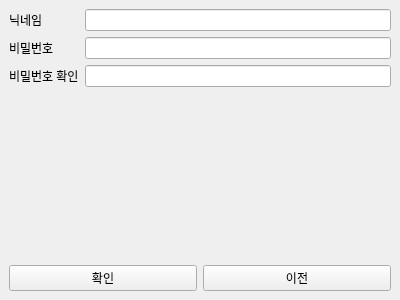
The window that Client/Client/signup.ui (kauzue/Shop_cpp) describes before a commit, drawn with Qt 5.
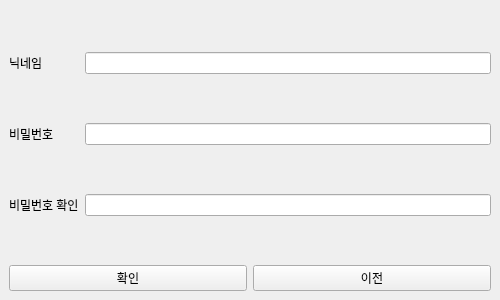
The same window after the commit.

```diff
--- a/Client/Client/signup.ui
+++ b/Client/Client/signup.ui
@@ -6,7 +6,7 @@
 			<rect>
 				<x>0</x>
 				<y>0</y>
-				<width>400</width>
+    <width>500</width>
 				<height>300</height>
 			</rect>
 		</property>
@@ -19,16 +19,35 @@
 					<layout class="QFormLayout" name="formLayout">
 						<item row="0" column="0">
 							<widget class="QLabel" name="labelNickname">
+        <property name="sizePolicy">
+         <sizepolicy hsizetype="Expanding" vsizetype="Expanding">
+          <horstretch>0</horstretch>
+          <verstretch>0</verstretch>
+         </sizepolicy>
+        </property>
 								<property name="text">
 									<string>닉네임</string>
 								</property>
 							</widget>
 						</item>
 						<item row="0" column="1">
-							<widget class="QLineEdit" name="nicknameEdit"/>
+       <widget class="QLineEdit" name="nicknameEdit">
+        <property name="sizePolicy">
+         <sizepolicy hsizetype="Expanding" vsizetype="Maximum">
+          <horstretch>0</horstretch>
+          <verstretch>0</verstretch>
+         </sizepolicy>
+        </property>
+       </widget>
 						</item>
 						<item row="1" column="0">
 							<widget class="QLabel" name="labelPassword">
+        <property name="sizePolicy">
+         <sizepolicy hsizetype="Expanding" vsizetype="Expanding">
+          <horstretch>0</horstretch>
+          <verstretch>0</verstretch>
+         </sizepolicy>
+        </property>
 								<property name="text">
 									<string>비밀번호</string>
 								</property>
@@ -36,6 +55,12 @@
 						</item>
 						<item row="1" column="1">
 							<widget class="QLineEdit" name="passwordEdit">
+        <property name="sizePolicy">
+         <sizepolicy hsizetype="Expanding" vsizetype="Maximum">
+          <horstretch>0</horstretch>
+          <verstretch>0</verstretch>
+         </sizepolicy>
+        </property>
 								<property name="echoMode">
 									<enum>QLineEdit::Password</enum>
 								</property>
@@ -43,6 +68,12 @@
 						</item>
 						<item row="2" column="0">
 							<widget class="QLabel" name="labelConfirm">
+        <property name="sizePolicy">
+         <sizepolicy hsizetype="Expanding" vsizetype="Expanding">
+          <horstretch>0</horstretch>
+          <verstretch>0</verstretch>
+         </sizepolicy>
+        </property>
 								<property name="text">
 									<string>비밀번호 확인</string>
 								</property>
@@ -50,6 +81,12 @@
 						</item>
 						<item row="2" column="1">
 							<widget class="QLineEdit" name="confirmEdit">
+        <property name="sizePolicy">
+         <sizepolicy hsizetype="Expanding" vsizetype="Maximum">
+          <horstretch>0</horstretch>
+          <verstretch>0</verstretch>
+         </sizepolicy>
+        </property>
 								<property name="echoMode">
 									<enum>QLineEdit::Password</enum>
 								</property>
@@ -61,6 +98,12 @@
 					<layout class="QHBoxLayout" name="buttonLayout">
 						<item>
 							<widget class="QPushButton" name="signupBtn">
+        <property name="sizePolicy">
+         <sizepolicy hsizetype="Minimum" vsizetype="Preferred">
+          <horstretch>0</horstretch>
+          <verstretch>0</verstretch>
+         </sizepolicy>
+        </property>
 								<property name="text">
 									<string>확인</string>
 								</property>
@@ -68,6 +111,12 @@
 						</item>
 						<item>
 							<widget class="QPushButton" name="backBtn">
+        <property name="sizePolicy">
+         <sizepolicy hsizetype="Minimum" vsizetype="Ignored">
+          <horstretch>0</horstretch>
+          <verstretch>0</verstretch>
+         </sizepolicy>
+        </property>
 								<property name="text">
 									<string>이전</string>
 								</property>
```
Left out of the diff: 6 changed lines with no effect on the pictures. Lines whose indentation alone changed are shown as unchanged.
